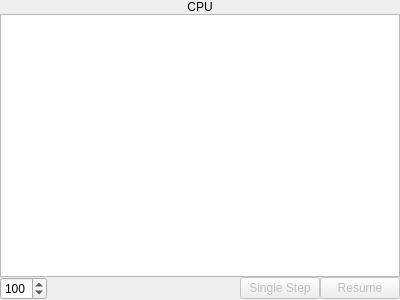
Before: the Qt Designer form cpupane.ui in StanWarford/pep8cpu, drawn with Qt 5.
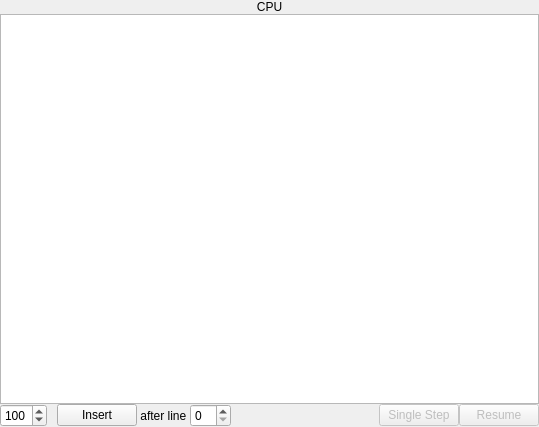
After: the same form once the commit is applied.

Commit message: UI changes for the CPU and memory panes.

```diff
--- a/cpupane.ui
+++ b/cpupane.ui
@@ -6,10 +6,22 @@
    <rect>
     <x>0</x>
     <y>0</y>
-    <width>400</width>
-    <height>300</height>
+    <width>539</width>
+    <height>427</height>
    </rect>
   </property>
+  <property name="minimumSize">
+   <size>
+    <width>0</width>
+    <height>0</height>
+   </size>
+  </property>
+  <property name="maximumSize">
+   <size>
+    <width>700</width>
+    <height>16777215</height>
+   </size>
+  </property>
   <property name="windowTitle">
    <string>Form</string>
   </property>
@@ -115,6 +127,39 @@
        </property>
       </widget>
      </item>
+     <item>
+      <widget class="QFrame" name="frame">
+       <property name="minimumSize">
+        <size>
+         <width>10</width>
+         <height>0</height>
+        </size>
+       </property>
+       <property name="frameShape">
+        <enum>QFrame::NoFrame</enum>
+       </property>
+       <property name="frameShadow">
+        <enum>QFrame::Raised</enum>
+       </property>
+      </widget>
+     </item>
+     <item>
+      <widget class="QPushButton" name="pushButton">
+       <property name="text">
+        <string>Insert</string>
+       </property>
+      </widget>
+     </item>
+     <item>
+      <widget class="QLabel" name="label_2">
+       <property name="text">
+        <string> after line </string>
+       </property>
+      </widget>
+     </item>
+     <item>
+      <widget class="QSpinBox" name="spinBox_2"/>
+     </item>
      <item>
       <spacer name="horizontalSpacer">
        <property name="orientation">
```
The commit also changes 2 other files.
